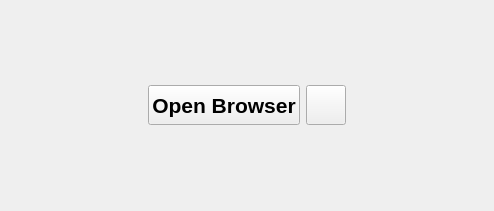
Above: src/gui/loginrequireddialog/oauthloginwidget.ui from owncloud/client before the change. Below: the same form after it.
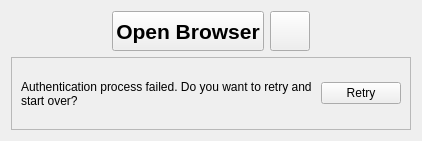
That is the form after the change. Icons and pictures are not drawn.

Commit message: Allow user to retry OAuth login

```diff
--- a/src/gui/loginrequireddialog/oauthloginwidget.ui
+++ b/src/gui/loginrequireddialog/oauthloginwidget.ui
@@ -6,26 +6,16 @@
    <rect>
     <x>0</x>
     <y>0</y>
-    <width>494</width>
-    <height>211</height>
+    <width>418</width>
+    <height>141</height>
    </rect>
   </property>
   <property name="windowTitle">
    <string>OAuthLoginWidget</string>
   </property>
-  <layout class="QHBoxLayout" name="horizontalLayout" stretch="1,0,0,1">
-   <property name="leftMargin">
-    <number>0</number>
-   </property>
-   <property name="topMargin">
-    <number>0</number>
-   </property>
-   <property name="rightMargin">
-    <number>0</number>
-   </property>
-   <property name="bottomMargin">
-    <number>0</number>
-   </property>
+  <layout class="QVBoxLayout" name="verticalLayout" stretch="1,0">
+   <item>
+    <layout class="QHBoxLayout" name="horizontalLayout_2">
    <item>
     <spacer name="horizontalSpacer_3">
      <property name="orientation">
@@ -94,6 +84,49 @@
       </size>
      </property>
     </spacer>
+     </item>
+    </layout>
+   </item>
+   <item>
+    <widget class="QFrame" name="retryFrame">
+     <property name="minimumSize">
+      <size>
+       <width>400</width>
+       <height>50</height>
+      </size>
+     </property>
+     <property name="frameShape">
+      <enum>QFrame::StyledPanel</enum>
+     </property>
+     <property name="frameShadow">
+      <enum>QFrame::Raised</enum>
+     </property>
+     <layout class="QHBoxLayout" name="horizontalLayout" stretch="1,0">
+      <item>
+       <widget class="QLabel" name="errorLabel">
+        <property name="minimumSize">
+         <size>
+          <width>0</width>
+          <height>0</height>
+         </size>
+        </property>
+        <property name="text">
+         <string notr="true">Authentication process failed. Do you want to retry and start over?</string>
+        </property>
+        <property name="wordWrap">
+         <bool>true</bool>
+        </property>
+       </widget>
+      </item>
+      <item>
+       <widget class="QPushButton" name="retryButton">
+        <property name="text">
+         <string>Retry</string>
+        </property>
+       </widget>
+      </item>
+     </layout>
+    </widget>
    </item>
   </layout>
  </widget>
```
Lines whose indentation alone changed are shown as unchanged. The commit also changes 7 other files.
